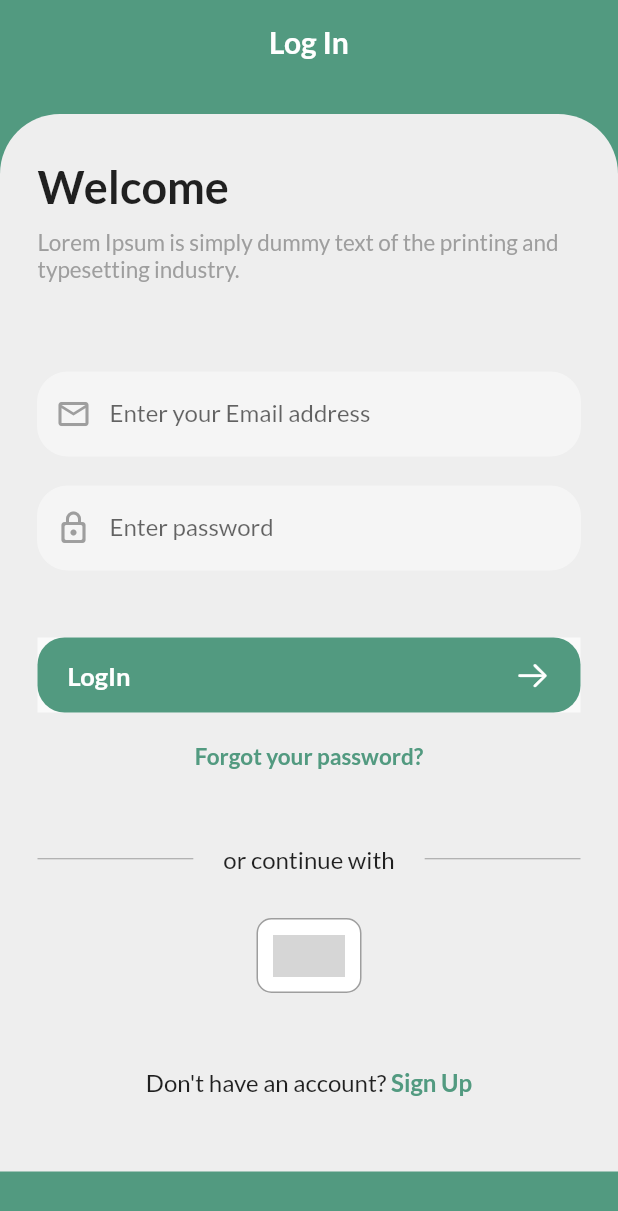
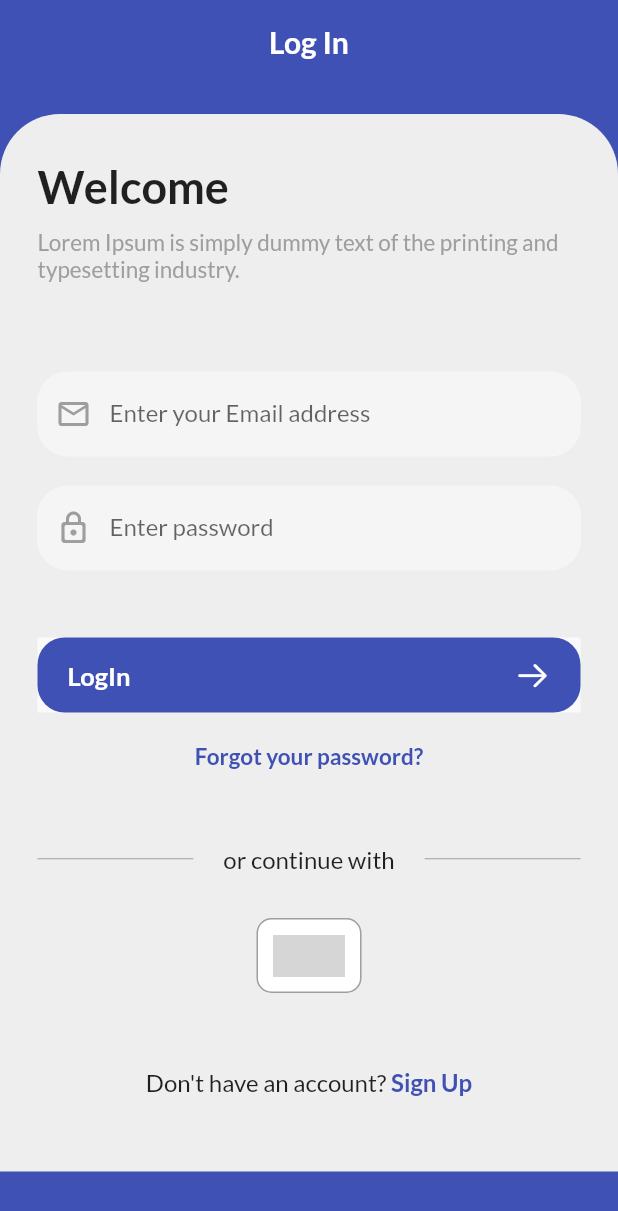
Before and after one commit to agrawalshreyansh0/sociolite-flutter-app, a Flutter app: the screen it shows after launch, on a phone screen of 412 x 824 dp. Shown: the top 1211 px of the screen. Run offline on Flutter 3.47's test engine with Material 2 defaults, Android fonts, the phone set to English and light mode, and no system bars; our stand-ins replace google_fonts, shared_preferences; network calls fail; grey boxes are pictures that could not be loaded.

Commit message:
created more routes and changed primary color to indigo

```diff
--- a/lib/Screens/add_post.dart
+++ b/lib/Screens/add_post.dart
@@ -1,4 +1,3 @@
-import 'package:flutter/cupertino.dart';
 import 'package:flutter/material.dart';
 import 'package:sociolite/utils/themes.dart';
 
@@ -55,7 +54,8 @@ class AddPost extends StatelessWidget {
                   height: 20,
                 ),
                 TextFormField(
-                  maxLines: 7,controller: _content,
+                  maxLines: 7,
+                  controller: _content,
                   decoration: InputDecoration(
                     hintText: "What's on your mind?",
                     border: InputBorder.none,
--- a/lib/main.dart
+++ b/lib/main.dart
@@ -4,8 +4,10 @@ import 'package:flutter/material.dart';
 import 'package:provider/provider.dart';
 import 'package:shared_preferences/shared_preferences.dart';
 import 'package:sociolite/Screens/add_post.dart';
+import 'package:sociolite/Screens/comments.dart';
 import 'package:sociolite/Screens/home.dart';
 import 'package:sociolite/Screens/login.dart';
+import 'package:sociolite/Screens/notifications.dart';
 import 'package:sociolite/Screens/onboarding.dart';
 import 'package:sociolite/Screens/settings.dart';
 import 'package:sociolite/Screens/signup.dart';
@@ -44,6 +46,8 @@ class MyApp extends StatelessWidget {
           MyRoutes.logIn: (context) => LoginPage(),
           MyRoutes.addPost: (context) => AddPost(),
           MyRoutes.settings: (context) => Settings(),
+          MyRoutes.comments: (context) => Comments(),
+          MyRoutes.notifications: (context) => Notifications(),
         },
       ),
     );
--- a/lib/utils/routes.dart
+++ b/lib/utils/routes.dart
@@ -5,4 +5,6 @@ class MyRoutes {
   static String logIn = "/login";
   static String addPost = "/addPost";
   static String settings = "/settings";
+  static String comments = "/comments";
+  static String notifications = "/notifications";
 }
--- a/lib/utils/themes.dart
+++ b/lib/utils/themes.dart
@@ -8,7 +8,9 @@ class MyTheme {
         textTheme: GoogleFonts.latoTextTheme(),
       );
 
-  static Color primary = Color(0xFF529A80);
+  // static Color primary = Color(0xFF529A80);
+  // cyan , indigo,
+  static Color primary =Colors.indigo;
   static Color text1 = Colors.black;
   static Color text2 = Colors.grey;
   static Color text3 = Colors.white;
```
Also changed, not shown: lib/Screens/comments.dart (added, +15 -0 lines), lib/Screens/home_posts.dart (+8 -4 lines), lib/Screens/notifications.dart (added, +12 -0 lines), lib/widgets/post_list.dart (+7 -0 lines).
